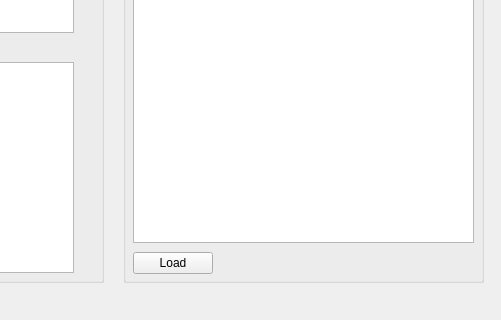
The window that scriptbuilder/mainwindow.ui (robotology/blocktest) describes before a commit, drawn with Qt 5; both pictures show x 867 to 1368 and y 378 to 698 of the 1368 by 698 pixel window.
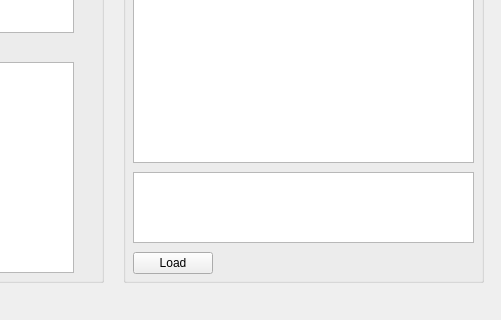
The same window after the commit.

```diff
--- a/scriptbuilder/mainwindow.ui
+++ b/scriptbuilder/mainwindow.ui
@@ -433,7 +433,7 @@
        <x>10</x>
        <y>40</y>
        <width>341</width>
-       <height>571</height>
+       <height>491</height>
       </rect>
      </property>
      <property name="font">
@@ -505,6 +505,16 @@
       <string>Load</string>
      </property>
     </widget>
+    <widget class="QTextBrowser" name="testNote">
+     <property name="geometry">
+      <rect>
+       <x>10</x>
+       <y>540</y>
+       <width>341</width>
+       <height>71</height>
+      </rect>
+     </property>
+    </widget>
    </widget>
    <zorder>actionsBox</zorder>
    <zorder>scriptBox</zorder>
```
